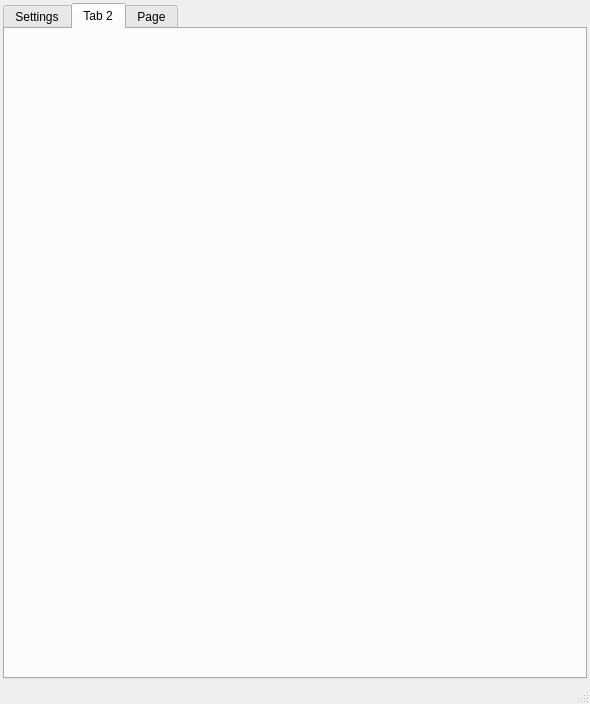
Qt form ants3bundle/src/ants3/gui/particleSim/aparticlesimwin.ui (andrmor/ANTS3bundle) before a commit.
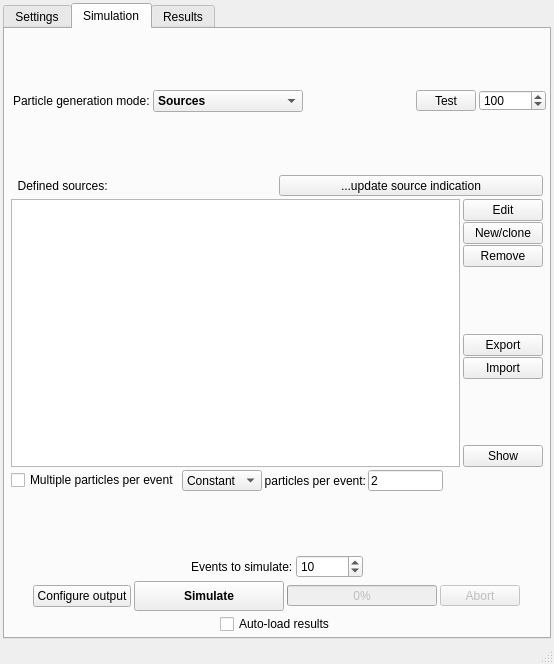
The same form after that commit. The open tabs and pages were chosen to show the change.

What changed in the file:
```diff
--- a/ants3bundle/src/ants3/gui/particleSim/aparticlesimwin.ui
+++ b/ants3bundle/src/ants3/gui/particleSim/aparticlesimwin.ui
@@ -6,8 +6,8 @@
    <rect>
     <x>0</x>
     <y>0</y>
-    <width>590</width>
-    <height>704</height>
+    <width>554</width>
+    <height>664</height>
    </rect>
   </property>
   <property name="windowTitle">
@@ -523,12 +523,978 @@
       </widget>
       <widget class="QWidget" name="tab_2">
        <attribute name="title">
-        <string>Tab 2</string>
+        <string>Simulation</string>
        </attribute>
+       <layout class="QVBoxLayout" name="verticalLayout_14">
+        <property name="spacing">
+         <number>3</number>
+        </property>
+        <property name="leftMargin">
+         <number>3</number>
+        </property>
+        <property name="topMargin">
+         <number>3</number>
+        </property>
+        <property name="rightMargin">
+         <number>3</number>
+        </property>
+        <property name="bottomMargin">
+         <number>3</number>
+        </property>
+        <item>
+         <spacer name="verticalSpacer_8">
+          <property name="orientation">
+           <enum>Qt::Vertical</enum>
+          </property>
+          <property name="sizeHint" stdset="0">
+           <size>
+            <width>20</width>
+            <height>37</height>
+           </size>
+          </property>
+         </spacer>
+        </item>
+        <item>
+         <layout class="QHBoxLayout" name="horizontalLayout_7">
+          <property name="leftMargin">
+           <number>5</number>
+          </property>
+          <item>
+           <widget class="QLabel" name="label_45">
+            <property name="font">
+             <font>
+              <weight>50</weight>
+              <bold>false</bold>
+              <kerning>true</kerning>
+             </font>
+            </property>
+            <property name="text">
+             <string>Particle generation mode:</string>
+            </property>
+           </widget>
+          </item>
+          <item>
+           <widget class="QComboBox" name="cobParticleGenerationMode">
+            <property name="minimumSize">
+             <size>
+              <width>150</width>
+              <height>0</height>
+             </size>
+            </property>
+            <property name="font">
+             <font>
+              <weight>75</weight>
+              <bold>true</bold>
+             </font>
+            </property>
+            <item>
+             <property name="text">
+              <string>Sources</string>
+             </property>
+            </item>
+            <item>
+             <property name="text">
+              <string>From file</string>
+             </property>
+            </item>
+            <item>
+             <property name="text">
+              <string>Script</string>
+             </property>
+            </item>
+           </widget>
+          </item>
+          <item>
+           <spacer name="horizontalSpacer_3">
+            <property name="orientation">
+             <enum>Qt::Horizontal</enum>
+            </property>
+            <property name="sizeHint" stdset="0">
+             <size>
+              <width>40</width>
+              <height>20</height>
+             </size>
+            </property>
+           </spacer>
+          </item>
+          <item>
+           <widget class="QPushButton" name="pbGunTest">
+            <property name="maximumSize">
+             <size>
+              <width>60</width>
+              <height>21</height>
+             </size>
+            </property>
+            <property name="font">
+             <font>
+              <weight>50</weight>
+              <bold>false</bold>
+              <kerning>true</kerning>
+             </font>
+            </property>
+            <property name="toolTip">
+             <string>Particle are generated and their directions are shown. No interaction is simulated!</string>
+            </property>
+            <property name="text">
+             <string>Test</string>
+            </property>
+           </widget>
+          </item>
+          <item>
+           <widget class="QSpinBox" name="sbGunTestEvents">
+            <property name="minimumSize">
+             <size>
+              <width>0</width>
+              <height>0</height>
+             </size>
+            </property>
+            <property name="maximumSize">
+             <size>
+              <width>16777215</width>
+              <height>21</height>
+             </size>
+            </property>
+            <property name="font">
+             <font>
+              <weight>50</weight>
+              <bold>false</bold>
+              <kerning>true</kerning>
+             </font>
+            </property>
+            <property name="minimum">
+             <number>1</number>
+            </property>
+            <property name="maximum">
+             <number>1000000</number>
+            </property>
+            <property name="value">
+             <number>100</number>
+            </property>
+           </widget>
+          </item>
+         </layout>
+        </item>
+        <item>
+         <spacer name="verticalSpacer_9">
+          <property name="orientation">
+           <enum>Qt::Vertical</enum>
+          </property>
+          <property name="sizeHint" stdset="0">
+           <size>
+            <width>20</width>
+            <height>37</height>
+           </size>
+          </property>
+         </spacer>
+        </item>
+        <item>
+         <widget class="QStackedWidget" name="swParticleGenerationMode">
+          <property name="font">
+           <font>
+            <weight>50</weight>
+            <bold>false</bold>
+            <kerning>true</kerning>
+           </font>
+          </property>
+          <property name="frameShape">
+           <enum>QFrame::NoFrame</enum>
+          </property>
+          <property name="frameShadow">
+           <enum>QFrame::Sunken</enum>
+          </property>
+          <property name="currentIndex">
+           <number>0</number>
+          </property>
+          <widget class="QWidget" name="twParticleGenerationModePage1">
+           <layout class="QVBoxLayout" name="verticalLayout_9">
+            <property name="spacing">
+             <number>3</number>
+            </property>
+            <property name="leftMargin">
+             <number>3</number>
+            </property>
+            <property name="topMargin">
+             <number>3</number>
+            </property>
+            <property name="rightMargin">
+             <number>3</number>
+            </property>
+            <property name="bottomMargin">
+             <number>3</number>
+            </property>
+            <item>
+             <layout class="QHBoxLayout" name="horizontalLayout_10">
+              <item>
+               <widget class="QLabel" name="label_76">
+                <property name="font">
+                 <font>
+                  <weight>50</weight>
+                  <bold>false</bold>
+                  <kerning>true</kerning>
+                 </font>
+                </property>
+                <property name="text">
+                 <string>  Defined sources:</string>
+                </property>
+                <property name="alignment">
+                 <set>Qt::AlignLeading|Qt::AlignLeft|Qt::AlignVCenter</set>
+                </property>
+               </widget>
+              </item>
+              <item>
+               <widget class="QPushButton" name="pbUpdateSourcesIndication">
+                <property name="maximumSize">
+                 <size>
+                  <width>16777215</width>
+                  <height>21</height>
+                 </size>
+                </property>
+                <property name="font">
+                 <font>
+                  <weight>50</weight>
+                  <bold>false</bold>
+                  <kerning>true</kerning>
+                 </font>
+                </property>
+                <property name="text">
+                 <string>...update source indication</string>
+                </property>
+               </widget>
+              </item>
+             </layout>
+            </item>
+            <item>
+             <layout class="QHBoxLayout" name="horizontalLayout_4">
+              <item>
+               <widget class="QListWidget" name="lwDefinedParticleSources">
+                <property name="spacing">
+                 <number>1</number>
+                </property>
+               </widget>
+              </item>
+              <item>
+               <layout class="QVBoxLayout" name="verticalLayout_10">
+                <property name="spacing">
+                 <number>1</number>
+                </property>
+                <item>
+                 <widget class="QPushButton" name="pbEditParticleSource">
+                  <property name="text">
+                   <string>Edit</string>
+                  </property>
+                 </widget>
+                </item>
+                <item>
+                 <widget class="QPushButton" name="pbAddSource">
+                  <property name="font">
+                   <font>
+                    <weight>50</weight>
+                    <bold>false</bold>
+                    <kerning>true</kerning>
+                   </font>
+                  </property>
+                  <property name="contextMenuPolicy">
+                   <enum>Qt::CustomContextMenu</enum>
+                  </property>
+                  <property name="toolTip">
+                   <string>Right-click to clone the selected source</string>
+                  </property>
+                  <property name="text">
+                   <string>New/clone</string>
+                  </property>
+                 </widget>
+                </item>
+                <item>
+                 <widget class="QPushButton" name="pbRemoveSource">
+                  <property name="font">
+                   <font>
+                    <weight>50</weight>
+                    <bold>false</bold>
+                    <kerning>true</kerning>
+                   </font>
+                  </property>
+                  <property name="text">
+                   <string>Remove</string>
+                  </property>
+                 </widget>
+                </item>
+                <item>
+                 <spacer name="verticalSpacer_6">
+                  <property name="orientation">
+                   <enum>Qt::Vertical</enum>
+                  </property>
+                  <property name="sizeHint" stdset="0">
+                   <size>
+                    <width>20</width>
+                    <height>40</height>
+                   </size>
+                  </property>
+                 </spacer>
+                </item>
+                <item>
+                 <widget class="QPushButton" name="pbSaveParticleSource">
+                  <property name="font">
+                   <font>
+                    <weight>50</weight>
+                    <bold>false</bold>
+                    <kerning>true</kerning>
+                   </font>
+                  </property>
+                  <property name="text">
+                   <string>Export</string>
+                  </property>
+                 </widget>
+                </item>
+                <item>
+                 <widget class="QPushButton" name="pbLoadParticleSource">
+                  <property name="font">
+                   <font>
+                    <weight>50</weight>
+                    <bold>false</bold>
+                    <kerning>true</kerning>
+                   </font>
+                  </property>
+                  <property name="text">
+                   <string>Import</string>
+                  </property>
+                 </widget>
+                </item>
+                <item>
+                 <spacer name="verticalSpacer_2">
+                  <property name="orientation">
+                   <enum>Qt::Vertical</enum>
+                  </property>
+                  <property name="sizeHint" stdset="0">
+                   <size>
+                    <width>20</width>
+                    <height>40</height>
+                   </size>
+                  </property>
+                 </spacer>
+                </item>
+                <item>
+                 <widget class="QPushButton" name="pbGunShowSource">
+                  <property name="font">
+                   <font>
+                    <weight>50</weight>
+                    <bold>false</bold>
+                    <kerning>true</kerning>
+                   </font>
+                  </property>
+                  <property name="text">
+                   <string>Show</string>
+                  </property>
+                  <property name="checkable">
+                   <bool>true</bool>
+                  </property>
+                 </widget>
+                </item>
+               </layout>
+              </item>
+             </layout>
+            </item>
+            <item>
+             <layout class="QHBoxLayout" name="horizontalLayout_8">
+              <property name="spacing">
+               <number>2</number>
+              </property>
+              <item>
+               <widget class="QCheckBox" name="cbGunAllowMultipleEvents">
+                <property name="font">
+                 <font>
+                  <weight>50</weight>
+                  <bold>false</bold>
+                  <kerning>true</kerning>
+                 </font>
+                </property>
+                <property name="text">
+                 <string>Multiple particles per event</string>
+                </property>
+               </widget>
+              </item>
+              <item>
+               <widget class="QFrame" name="fGunMultipleEvents">
+                <property name="frameShape">
+                 <enum>QFrame::NoFrame</enum>
+                </property>
+                <property name="frameShadow">
+                 <enum>QFrame::Raised</enum>
+                </property>
+                <property name="lineWidth">
+                 <number>5</number>
+                </property>
+                <layout class="QHBoxLayout" name="horizontalLayout_11">
+                 <property name="spacing">
+                  <number>2</number>
+                 </property>
+                 <property name="leftMargin">
+                  <number>0</number>
+                 </property>
+                 <property name="topMargin">
+                  <number>0</number>
+                 </property>
+                 <property name="rightMargin">
+                  <number>0</number>
+                 </property>
+                 <property name="bottomMargin">
+                  <number>0</number>
+                 </property>
+                 <item>
+                  <widget class="QComboBox" name="cobPartPerEvent">
+                   <property name="maximumSize">
+                    <size>
+                     <width>16777215</width>
+                     <height>21</height>
+                    </size>
+                   </property>
+                   <property name="font">
+                    <font>
+                     <weight>50</weight>
+                     <bold>false</bold>
+                     <kerning>true</kerning>
+                    </font>
+                   </property>
+                   <item>
+                    <property name="text">
+                     <string>Constant</string>
+                    </property>
+                   </item>
+                   <item>
+                    <property name="text">
+                     <string>Poisson</string>
+                    </property>
+                   </item>
+                  </widget>
+                 </item>
+                 <item>
+                  <widget class="QLabel" name="labPartPerEvent">
+                   <property name="font">
+                    <font>
+                     <weight>50</weight>
+                     <bold>false</bold>
+                     <kerning>true</kerning>
+                    </font>
+                   </property>
+                   <property name="text">
+                    <string>particles per event:</string>
+                   </property>
+                   <property name="alignment">
+                    <set>Qt::AlignRight|Qt::AlignTrailing|Qt::AlignVCenter</set>
+                   </property>
+                  </widget>
+                 </item>
+                 <item>
+                  <widget class="QLineEdit" name="ledGunAverageNumPartperEvent">
+                   <property name="maximumSize">
+                    <size>
+                     <width>75</width>
+                     <height>21</height>
+                    </size>
+                   </property>
+                   <property name="font">
+                    <font>
+                     <weight>50</weight>
+                     <bold>false</bold>
+                     <kerning>true</kerning>
+                    </font>
+                   </property>
+                   <property name="text">
+                    <string>2</string>
+                   </property>
+                  </widget>
+                 </item>
+                 <item>
+                  <spacer name="horizontalSpacer_9">
+                   <property name="orientation">
+                    <enum>Qt::Horizontal</enum>
+                   </property>
+                   <property name="sizeHint" stdset="0">
+                    <size>
+                     <width>40</width>
+                     <height>20</height>
+                    </size>
+                   </property>
+                  </spacer>
+                 </item>
+                </layout>
+               </widget>
+              </item>
+             </layout>
+            </item>
+           </layout>
+          </widget>
+          <widget class="QWidget" name="twParticleGenerationModePage2">
+           <layout class="QVBoxLayout" name="verticalLayout_11">
+            <property name="spacing">
+             <number>2</number>
+            </property>
+            <property name="leftMargin">
+             <number>2</number>
+            </property>
+            <property name="topMargin">
+             <number>2</number>
+            </property>
+            <property name="rightMargin">
+             <number>2</number>
+            </property>
+            <property name="bottomMargin">
+             <number>2</number>
+            </property>
+            <item>
+             <widget class="QLabel" name="label_29">
+              <property name="text">
+               <string>Generate events from file:</string>
+              </property>
+             </widget>
+            </item>
+            <item>
+             <layout class="QHBoxLayout" name="horizontalLayout_12">
+              <item>
+               <widget class="QLineEdit" name="leGenerateFromFile_FileName"/>
+              </item>
+              <item>
+               <widget class="QPushButton" name="pbGenerateFromFile_Change">
+                <property name="text">
+                 <string>Change</string>
+                </property>
+               </widget>
+              </item>
+             </layout>
+            </item>
+            <item>
+             <layout class="QHBoxLayout" name="horizontalLayout_13">
+              <item>
+               <widget class="QLabel" name="labGenerateFromFile_info">
+                <property name="text">
+                 <string>Not yet analyzed</string>
+                </property>
+               </widget>
+              </item>
+              <item>
+               <spacer name="horizontalSpacer_10">
+                <property name="orientation">
+                 <enum>Qt::Horizontal</enum>
+                </property>
+                <property name="sizeHint" stdset="0">
+                 <size>
+                  <width>40</width>
+                  <height>20</height>
+                 </size>
+                </property>
+               </spacer>
+              </item>
+              <item>
+               <widget class="QPushButton" name="pbLoadExampleFileFromFileGen">
+                <property name="maximumSize">
+                 <size>
+                  <width>16777215</width>
+                  <height>21</height>
+                 </size>
+                </property>
+                <property name="text">
+                 <string>Example</string>
+                </property>
+               </widget>
+              </item>
+             </layout>
+            </item>
+            <item>
+             <widget class="QListWidget" name="lwFileStatistics">
+              <property name="contextMenuPolicy">
+               <enum>Qt::CustomContextMenu</enum>
+              </property>
+             </widget>
+            </item>
+            <item>
+             <layout class="QHBoxLayout" name="horizontalLayout_14">
+              <item>
+               <spacer name="horizontalSpacer_11">
+                <property name="orientation">
+                 <enum>Qt::Horizontal</enum>
+                </property>
+                <property name="sizeHint" stdset="0">
+                 <size>
+                  <width>40</width>
+                  <height>20</height>
+                 </size>
+                </property>
+               </spacer>
+              </item>
+              <item>
+               <widget class="QPushButton" name="pbGenerateFromFile_Check">
+                <property name="maximumSize">
+                 <size>
+                  <width>100</width>
+                  <height>21</height>
+                 </size>
+                </property>
+                <property name="text">
+                 <string>Analyse file</string>
+                </property>
+               </widget>
+              </item>
+              <item>
+               <widget class="QCheckBox" name="cbFileCollectStatistics">
+                <property name="text">
+                 <string>Collect statistics</string>
+                </property>
+               </widget>
+              </item>
+              <item>
+               <spacer name="horizontalSpacer_12">
+                <property name="orientation">
+                 <enum>Qt::Horizontal</enum>
+                </property>
+                <property name="sizeHint" stdset="0">
+                 <size>
+                  <width>40</width>
+                  <height>20</height>
+                 </size>
+                </property>
+               </spacer>
+              </item>
+              <item>
+               <widget class="QPushButton" name="pbFilePreview">
+                <property name="maximumSize">
+                 <size>
+                  <width>16777215</width>
+                  <height>21</height>
+                 </size>
+                </property>
+                <property name="text">
+                 <string>View</string>
+                </property>
+               </widget>
+              </item>
+              <item>
+               <widget class="QPushButton" name="pbGenerateFromFile_Help">
+                <property name="maximumSize">
+                 <size>
+                  <width>50</width>
+                  <height>21</height>
+                 </size>
+                </property>
+                <property name="text">
+                 <string>?</string>
+                </property>
+               </widget>
+              </item>
+             </layout>
+            </item>
+            <item>
+             <spacer name="verticalSpacer_7">
+              <property name="orientation">
+               <enum>Qt::Vertical</enum>
+              </property>
+              <property name="sizeHint" stdset="0">
+               <size>
+                <width>20</width>
+                <height>40</height>
+               </size>
+              </property>
+             </spacer>
+            </item>
+           </layout>
+          </widget>
+          <widget class="QWidget" name="twParticleGenerationModePage3">
+           <layout class="QVBoxLayout" name="verticalLayout_12">
+            <property name="spacing">
+             <number>2</number>
+            </property>
+            <property name="leftMargin">
+             <number>3</number>
+            </property>
+            <property name="topMargin">
+             <number>3</number>
+            </property>
+            <property name="rightMargin">
+             <number>3</number>
+            </property>
+            <property name="bottomMargin">
+             <number>3</number>
+            </property>
+            <item>
+             <widget class="QLabel" name="label_37">
+              <property name="text">
+               <string>Particle generation script (called for each event):</string>
+              </property>
+             </widget>
+            </item>
+            <item>
+             <widget class="QPlainTextEdit" name="pteParticleGenerationScript">
+              <property name="contextMenuPolicy">
+               <enum>Qt::CustomContextMenu</enum>
+              </property>
+              <property name="readOnly">
+               <bool>true</bool>
+              </property>
+             </widget>
+            </item>
+            <item>
+             <layout class="QHBoxLayout" name="horizontalLayout_15">
+              <item>
+               <spacer name="horizontalSpacer_4">
+                <property name="orientation">
+                 <enum>Qt::Horizontal</enum>
+                </property>
+                <property name="sizeHint" stdset="0">
+                 <size>
+                  <width>40</width>
+                  <height>20</height>
+                 </size>
+                </property>
+               </spacer>
+              </item>
+              <item>
+               <widget class="QPushButton" name="pbParticleGenerationScript">
+                <property name="sizePolicy">
+                 <sizepolicy hsizetype="Preferred" vsizetype="Fixed">
+                  <horstretch>0</horstretch>
+                  <verstretch>0</verstretch>
+                 </sizepolicy>
+                </property>
+                <property name="minimumSize">
+                 <size>
+                  <width>150</width>
+                  <height>0</height>
+                 </size>
+                </property>
+                <property name="maximumSize">
+                 <size>
+                  <width>16777215</width>
+                  <height>21</height>
+                 </size>
+                </property>
+                <property name="text">
+                 <string>Edit script</string>
+                </property>
+               </widget>
+              </item>
+              <item>
+               <spacer name="horizontalSpacer_5">
+                <property name="orientation">
+                 <enum>Qt::Horizontal</enum>
+                </property>
+                <property name="sizeHint" stdset="0">
+                 <size>
+                  <width>40</width>
+                  <height>20</height>
+                 </size>
+                </property>
+               </spacer>
+              </item>
+             </layout>
+            </item>
+           </layout>
+          </widget>
+         </widget>
+        </item>
+        <item>
+         <spacer name="verticalSpacer_10">
+          <property name="orientation">
+           <enum>Qt::Vertical</enum>
+          </property>
+          <property name="sizeHint" stdset="0">
+           <size>
+            <width>20</width>
+            <height>25</height>
+           </size>
+          </property>
+         </spacer>
+        </item>
+        <item>
+         <layout class="QHBoxLayout" name="horizontalLayout_9">
+          <item>
+           <spacer name="horizontalSpacer_14">
+            <property name="orientation">
+             <enum>Qt::Horizontal</enum>
+            </property>
+            <property name="sizeHint" stdset="0">
+             <size>
+              <width>40</width>
+              <height>20</height>
+             </size>
+            </property>
+           </spacer>
+          </item>
+          <item>
+           <widget class="QLabel" name="labEventsPS">
+            <property name="font">
+             <font>
+              <weight>50</weight>
+              <bold>false</bold>
+              <kerning>true</kerning>
+             </font>
+            </property>
+            <property name="text">
+             <string>Events to simulate:</string>
+            </property>
+           </widget>
+          </item>
+          <item>
+           <widget class="QSpinBox" name="sbGunEvents">
+            <property name="minimum">
+             <number>1</number>
+            </property>
+            <property name="maximum">
+             <number>2147483647</number>
+            </property>
+            <property name="value">
+             <number>10</number>
+            </property>
+           </widget>
+          </item>
+          <item>
+           <spacer name="horizontalSpacer_15">
+            <property name="orientation">
+             <enum>Qt::Horizontal</enum>
+            </property>
+            <property name="sizeHint" stdset="0">
+             <size>
+              <width>40</width>
+              <height>20</height>
+             </size>
+            </property>
+           </spacer>
+          </item>
+         </layout>
+        </item>
+        <item>
+         <layout class="QHBoxLayout" name="horizontalLayout_16">
+          <item>
+           <spacer name="horizontalSpacer">
+            <property name="orientation">
+             <enum>Qt::Horizontal</enum>
+            </property>
+            <property name="sizeHint" stdset="0">
+             <size>
+              <width>40</width>
+              <height>20</height>
+             </size>
+            </property>
+           </spacer>
+          </item>
+          <item>
+           <widget class="QPushButton" name="pushButton">
+            <property name="text">
+             <string>Configure output</string>
+            </property>
+           </widget>
+          </item>
+          <item>
+           <widget class="QPushButton" name="pbParticleSourcesSimulate">
+            <property name="minimumSize">
+             <size>
+              <width>150</width>
+              <height>30</height>
+             </size>
+            </property>
+            <property name="font">
+             <font>
+              <weight>75</weight>
+              <bold>true</bold>
+             </font>
+            </property>
+            <property name="text">
+             <string>Simulate</string>
+            </property>
+           </widget>
+          </item>
+          <item>
+           <widget class="QProgressBar" name="progbSim">
+            <property name="enabled">
+             <bool>false</bool>
+            </property>
+            <property name="minimumSize">
+             <size>
+              <width>150</width>
+              <height>0</height>
+             </size>
+            </property>
+            <property name="maximumSize">
+             <size>
+              <width>16777215</width>
+              <height>21</height>
+             </size>
+            </property>
+            <property name="value">
+             <number>0</number>
+            </property>
+           </widget>
+          </item>
+          <item>
+           <widget class="QPushButton" name="pbAbort">
+            <property name="enabled">
+             <bool>false</bool>
+            </property>
+            <property name="maximumSize">
+             <size>
+              <width>16777215</width>
+              <height>21</height>
+             </size>
+            </property>
+            <property name="text">
+             <string>Abort</string>
+            </property>
+           </widget>
+          </item>
+          <item>
+           <spacer name="horizontalSpacer_2">
+            <property name="orientation">
+             <enum>Qt::Horizontal</enum>
+            </property>
+            <property name="sizeHint" stdset="0">
+             <size>
+              <width>40</width>
+              <height>20</height>
+             </size>
+            </property>
+           </spacer>
+          </item>
+         </layout>
+        </item>
+        <item>
+         <layout class="QHBoxLayout" name="horizontalLayout_17">
+          <item>
+           <spacer name="horizontalSpacer_6">
+            <property name="orientation">
+             <enum>Qt::Horizontal</enum>
+            </property>
+            <property name="sizeHint" stdset="0">
+             <size>
+              <width>40</width>
+              <height>20</height>
+             </size>
+            </property>
+           </spacer>
+          </item>
+          <item>
+           <widget class="QCheckBox" name="checkBox">
+            <property name="text">
+             <string>Auto-load results</string>
+            </property>
+           </widget>
+          </item>
+          <item>
+           <spacer name="horizontalSpacer_13">
+            <property name="orientation">
+             <enum>Qt::Horizontal</enum>
+            </property>
+            <property name="sizeHint" stdset="0">
+             <size>
+              <width>40</width>
+              <height>20</height>
+             </size>
+            </property>
+           </spacer>
+          </item>
+         </layout>
+        </item>
+       </layout>
       </widget>
       <widget class="QWidget" name="tab_3">
        <attribute name="title">
-        <string>Page</string>
+        <string>Results</string>
        </attribute>
       </widget>
      </widget>
```
Left out of the diff: 30 changed lines with no effect on the pictures.
